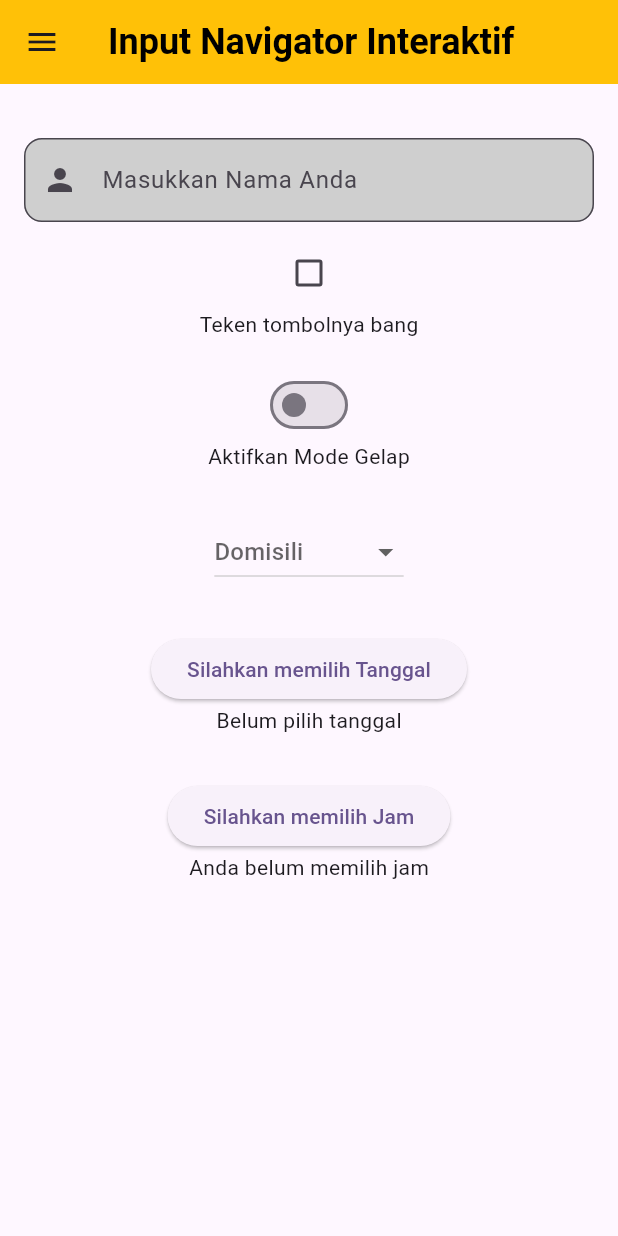
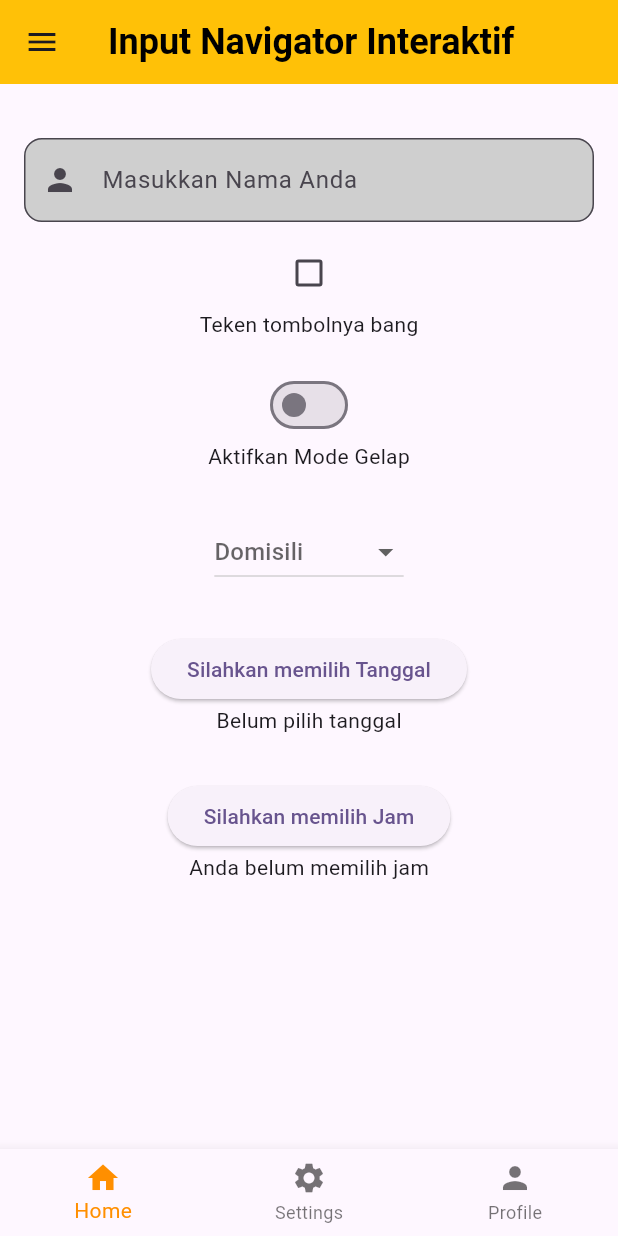
Before and after one commit to AAISkuy/latihan_flutter_dasar, a Flutter app: the NavigasiDrawer screen opened by its route, in the side drawer, after a tap on "Home", on a phone screen of 412 x 824 dp. Run offline on Flutter 3.47's test engine with Material 3 defaults, Android fonts, the phone set to English and light mode, and no system bars.

Commit message:
Update Pengerjaan tugas 8 botnavbar

```diff
--- a/lib/latihan7Flutter.dart
+++ b/lib/latihan7Flutter.dart
@@ -18,16 +18,22 @@ class NavigasiDrawerState extends State<NavigasiDrawer> {
   TimeOfDay? selectedTime;
 
   static const List<Widget> _widgetOptions = <Widget>[
-    Text('Home'),
-    Text('Settings Page'),
-    Text('Profile Page'),
+    Text('Index 0: Home'),
+    Text('Index 1: Settings Page'),
+    Text('Index 2: Profile Page'),
   ];
 
-  void _onItemTapped(int index) {
+  void _onDrawerTapped(int index) {
     setState(() {
       _selectedIndex = index;
     });
-    Navigator.pop(context); // Close the drawer
+    Navigator.pop(context);
+  }
+
+  void _onBottomNavTapped(int index) {
+    setState(() {
+      _selectedIndex = index;
+    });
   }
 
   @override
@@ -72,7 +78,7 @@ class NavigasiDrawerState extends State<NavigasiDrawer> {
               ),
               selected: _selectedIndex == 0,
               onTap: () {
-                _onItemTapped(0);
+                _onDrawerTapped(0);
               },
             ),
 
@@ -87,7 +93,7 @@ class NavigasiDrawerState extends State<NavigasiDrawer> {
               ),
               selected: _selectedIndex == 1,
               onTap: () {
-                _onItemTapped(1);
+                _onDrawerTapped(1);
               },
             ),
           ],
@@ -214,6 +220,19 @@ class NavigasiDrawerState extends State<NavigasiDrawer> {
           ],
         ),
       ),
+      bottomNavigationBar: BottomNavigationBar(
+        items: const <BottomNavigationBarItem>[
+          BottomNavigationBarItem(icon: Icon(Icons.home), label: 'Home'),
+          BottomNavigationBarItem(
+            icon: Icon(Icons.settings),
+            label: 'Settings',
+          ),
+          BottomNavigationBarItem(icon: Icon(Icons.person), label: 'Profile'),
+        ],
+        currentIndex: _selectedIndex,
+        selectedItemColor: Colors.amber[800],
+        onTap: _onBottomNavTapped,
+      ),
     );
   }
 }
```
